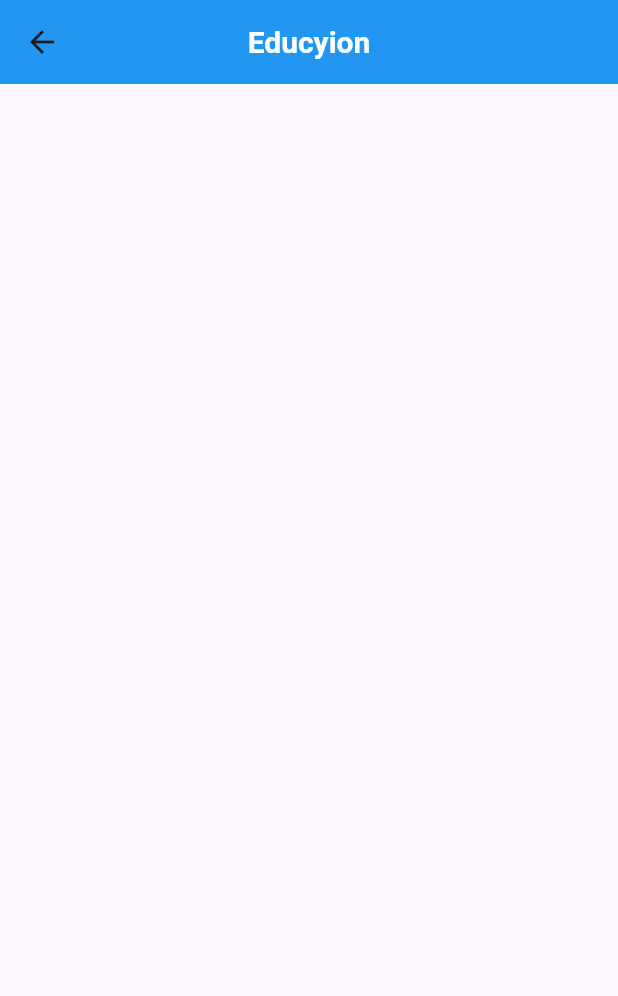
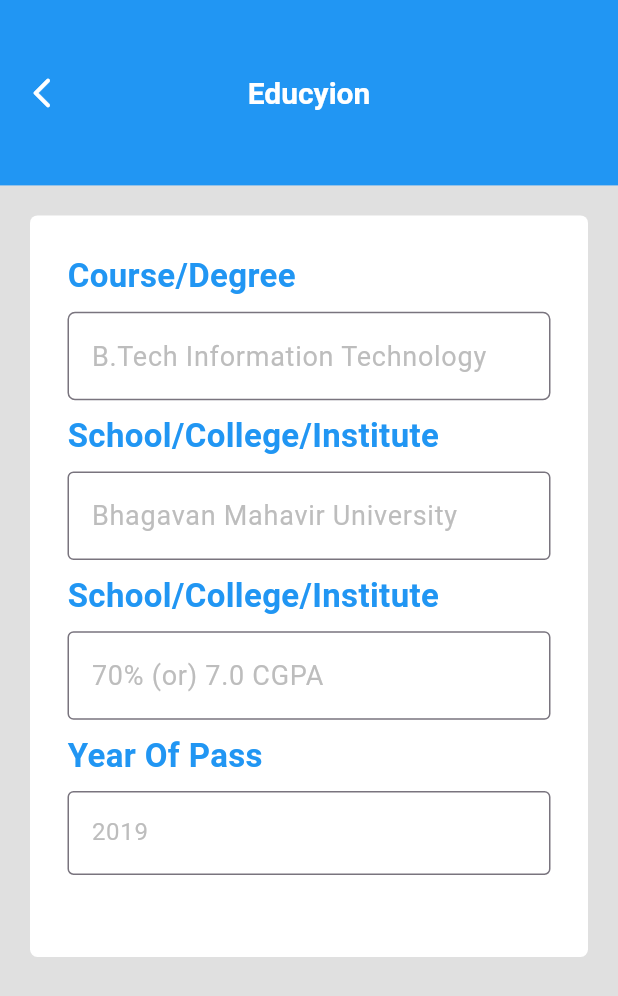
Before and after one commit to Vedpatel28/flutter_resume_builder_app, a Flutter app: the educyion_page screen opened by its route, on a phone screen of 412 x 824 dp. Shown: the top 996 px of the screen. Run offline on Flutter 3.47's test engine with Material 2 defaults, Android fonts, the phone set to English and light mode, and no system bars.

Commit message:
vp | 15-04-2023 | 19:35 | # resume builder app crate DAY-1/2/3/4

```diff
--- a/lib/views/screen/educyion_page.dart
+++ b/lib/views/screen/educyion_page.dart
@@ -1,4 +1,5 @@
 import 'package:flutter/material.dart';
+import 'package:flutter_resume_builder_app/utils/back_button_icon.dart';
 import 'package:flutter_resume_builder_app/utils/theme_utils.dart';
 
 class educyion_page extends StatefulWidget {
@@ -11,12 +12,101 @@ class educyion_page extends StatefulWidget {
 class _educyion_pageState extends State<educyion_page> {
   @override
   Widget build(BuildContext context) {
+    Size s = MediaQuery.of(context).size;
     return Scaffold(
       appBar: AppBar(
+        leading: GestureDetector(
+            onTap: () {
+              setState(() {
+                Navigator.of(context).pop();
+              });
+            },
+            child: backicon),
+        toolbarHeight: s.height * 0.15,
         title: Text("Educyion", style: AppBarTitile),
         centerTitle: true,
         backgroundColor: Colors.blue,
       ),
+      body: Padding(
+        padding: EdgeInsets.all(20),
+        child: Container(
+          padding: EdgeInsets.all(20),
+          height: s.height * 0.6,
+          width: s.width,
+          decoration: BoxDecoration(
+            color: Colors.white,
+            borderRadius: BorderRadius.circular(5),
+          ),
+          child: Padding(
+            padding: const EdgeInsets.all(5),
+            child: Column(
+              mainAxisAlignment: MainAxisAlignment.start,
+              crossAxisAlignment: CrossAxisAlignment.start,
+              children: [
+                Text(
+                  "Course/Degree",
+                  style: titeltext,
+                ),
+                SizedBox(height: s.height * 0.01),
+                TextField(
+                  decoration: InputDecoration(
+                    border: OutlineInputBorder(
+                      borderRadius: BorderRadius.circular(5),
+                    ),
+                    hintText: "B.Tech Information Technology",
+                    hintStyle: TextStyle(
+                      fontSize: 18,
+                      color: Colors.grey.shade400,
+                    ),
+                  ),
+                ),
+                SizedBox(height: s.height * 0.01),
+                Text("School/College/Institute", style: titeltext),
+                SizedBox(height: s.height * 0.01),
+                TextField(
+                  decoration: InputDecoration(
+                    border: OutlineInputBorder(),
+                    hintText: "Bhagavan Mahavir University",
+                    hintStyle: TextStyle(
+                      fontSize: 18,
+                      color: Colors.grey.shade400,
+                    ),
+                  ),
+                ),
+                SizedBox(height: s.height * 0.01),
+                Text("School/College/Institute", style: titeltext),
+                SizedBox(height: s.height * 0.01),
+                TextField(
+                  decoration: InputDecoration(
+                    border: OutlineInputBorder(),
+                    hintText: "70% (or) 7.0 CGPA",
+                    hintStyle: TextStyle(
+                      fontSize: 18,
+                      color: Colors.grey.shade400,
+                    ),
+                  ),
+                ),
+                SizedBox(height: s.height * 0.01),
+                Text(
+                  "Year Of Pass",
+                  style: titeltext,
+                ),
+                SizedBox(height: s.height * 0.01),
+                TextField(
+                  decoration: InputDecoration(
+                    border: const OutlineInputBorder(),
+                    hintText: "2019",
+                    hintStyle: TextStyle(
+                      color: Colors.grey.shade400,
+                    ),
+                  ),
+                ),
+              ],
+            ),
+          ),
+        ),
+      ),
+      backgroundColor: Colors.grey.shade300,
     );
   }
 }
```
